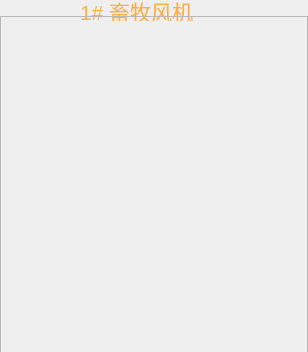
Old version of the form Window/Module/axialfan.ui in the repository caosq/ChickenFarm.
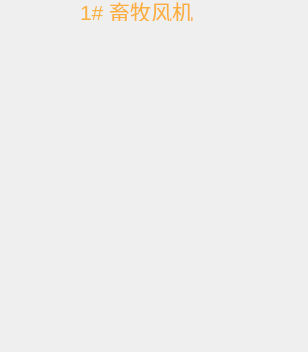
New version of the form. Icons and pictures are not drawn.

What changed in the file:
```diff
--- a/Window/Module/axialfan.ui
+++ b/Window/Module/axialfan.ui
@@ -79,6 +79,7 @@
    </property>
    <property name="styleSheet">
     <string notr="true">#frame{
+background:transparent;
 border-image: url(:/UI/Widget/System_Bump_3.png);}</string>
    </property>
    <property name="frameShape">
```
